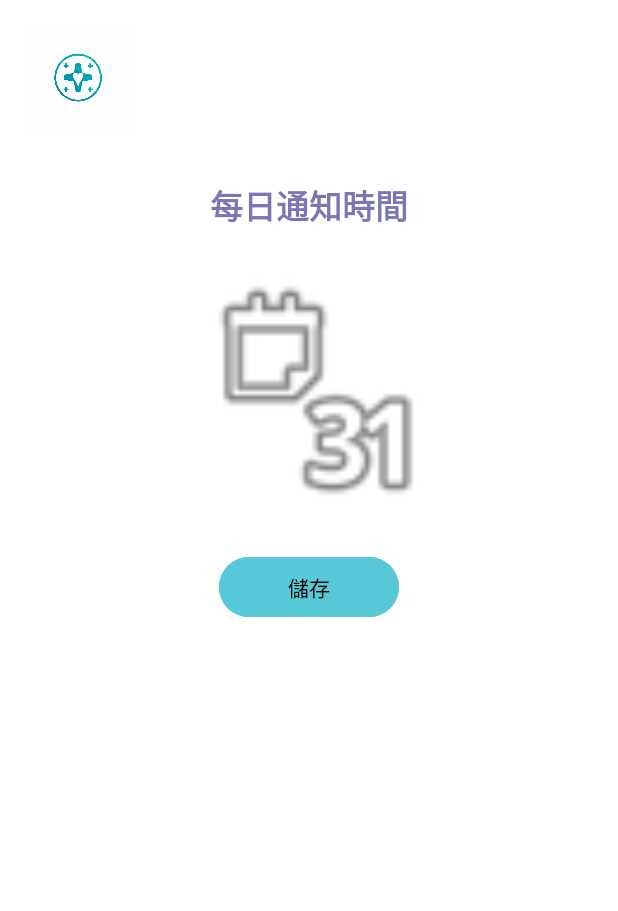
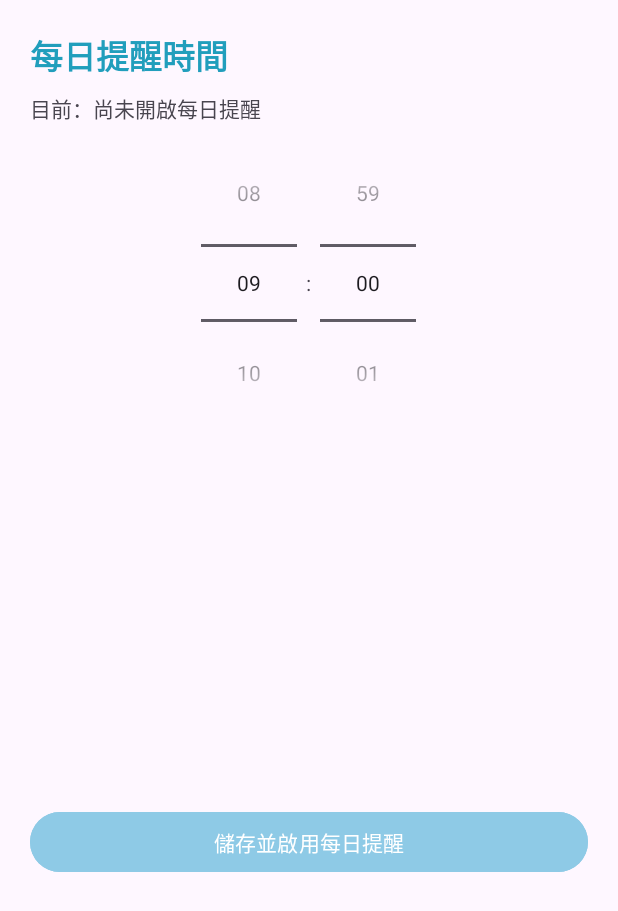
Before and after one commit to Yun-Work/TCMHAA, an Android app: the _dTimeActivity screen opened directly, with no data from a screen before it, on a phone screen of 412 x 824 dp. Shown: the top 911 px of the screen. Run offline under Robolectric (Android 15) with nearby library versions, the phone set to English and light mode, and no system bars.

Commit message:
通知提醒開關、每日通知、隱私政策、關於我們全部改好

```diff
--- a/app/build.gradle.kts
+++ b/app/build.gradle.kts
@@ -76,4 +76,7 @@ dependencies {
     implementation("com.squareup.retrofit2:converter-gson:2.11.0")
     // 日期
     implementation ("com.google.android.material:material:1.12.0")
+    //notify(time.java)
+    implementation ("androidx.core:core:1.12.0")
+
 }
--- a/app/src/main/java/com/example/tcmhaa/_dTimeActivity.java
+++ b/app/src/main/java/com/example/tcmhaa/_dTimeActivity.java
@@ -1,12 +1,73 @@
 package com.example.tcmhaa;
-import android.content.Intent;
+
+import android.content.SharedPreferences;
 import android.os.Bundle;
+import android.widget.Button;
+import android.widget.TextView;
+import android.widget.TimePicker;
+import android.widget.Toast;
+
 import androidx.appcompat.app.AppCompatActivity;
 
-public class _dTimeActivity  extends AppCompatActivity {
+public class _dTimeActivity extends AppCompatActivity {
+
+    private static final String PREFS = "reminder_prefs";
+    private static final String KEY_ENABLED = "enabled";
+    private static final String KEY_HOUR = "hour";
+    private static final String KEY_MIN = "min";
+
+    private TimePicker timePicker;
+    private TextView tvStatus;
+
     @Override
     protected void onCreate(Bundle savedInstanceState) {
         super.onCreate(savedInstanceState);
         setContentView(R.layout.activity_d_time);
+
+        timePicker = findViewById(R.id.timePicker);
+        tvStatus = findViewById(R.id.tvStatus);
+        Button btnSave = findViewById(R.id.btnSave);
+
+        // 改在程式裡設定 24 小時制
+        timePicker.setIs24HourView(true);
+
+        SharedPreferences sp = getSharedPreferences(PREFS, MODE_PRIVATE);
+        boolean enabled = sp.getBoolean(KEY_ENABLED, false);
+        int hour = sp.getInt(KEY_HOUR, 9);
+        int min = sp.getInt(KEY_MIN, 0);
+
+        // 設定初始時間
+        timePicker.setHour(hour);
+        timePicker.setMinute(min);
+
+        updateStatusText(enabled, hour, min);
+
+        btnSave.setOnClickListener(v -> {
+            int h = timePicker.getHour();
+            int m = timePicker.getMinute();
+
+            // 存檔並啟用提醒
+            sp.edit()
+                    .putBoolean(KEY_ENABLED, true)
+                    .putInt(KEY_HOUR, h)
+                    .putInt(KEY_MIN, m)
+                    .apply();
+
+            // 呼叫我們的提醒排程工具
+            ReminderScheduler.scheduleDailyReminder(this, h, m);
+            updateStatusText(true, h, m);
+
+            Toast.makeText(this, "已儲存並啟用每日提醒", Toast.LENGTH_SHORT).show();
+        });
+    }
+
+    private void updateStatusText(boolean enabled, int hour, int min) {
+        if (enabled) {
+            String hh = String.format("%02d", hour);
+            String mm = String.format("%02d", min);
+            tvStatus.setText("目前：已開啟，每天 " + hh + ":" + mm + " 提醒");
+        } else {
+            tvStatus.setText("目前：尚未開啟每日提醒");
+        }
     }
 }
--- a/app/src/main/res/layout/activity_d_time.xml
+++ b/app/src/main/res/layout/activity_d_time.xml
@@ -1,47 +1,53 @@
 <?xml version="1.0" encoding="utf-8"?>
-<RelativeLayout xmlns:android="http://schemas.android.com/apk/res/android"
+<androidx.constraintlayout.widget.ConstraintLayout xmlns:android="http://schemas.android.com/apk/res/android"
+    xmlns:app="http://schemas.android.com/apk/res-auto"
     android:layout_width="match_parent"
     android:layout_height="match_parent"
-    android:background="@android:color/white">
-
-    <ImageView
-        android:id="@+id/ivLogo"
-        android:layout_width="72dp"
-        android:layout_height="72dp"
-        android:layout_margin="16dp"
-        android:src="@drawable/newlogo"
-        android:contentDescription="@string/app_name" />
+    android:padding="20dp">
 
     <TextView
         android:id="@+id/tvTitle"
-        android:layout_width="wrap_content"
+        android:layout_width="0dp"
         android:layout_height="wrap_content"
-        android:layout_below="@id/ivLogo"
-        android:layout_centerHorizontal="true"
-        android:layout_marginTop="16dp"
-        android:text="每日通知時間"
+        android:text="每日提醒時間"
         android:textSize="22sp"
-        android:textColor="#7A78B4"
-        android:textStyle="bold" />
+        android:textStyle="bold"
+        android:textColor="#219EBC"
+        app:layout_constraintTop_toTopOf="parent"
+        app:layout_constraintStart_toStartOf="parent"
+        app:layout_constraintEnd_toEndOf="parent"/>
 
-    <ImageView
-        android:id="@+id/ivCalendar"
-        android:layout_width="150dp"
-        android:layout_height="150dp"
-        android:layout_below="@id/tvTitle"
-        android:layout_centerHorizontal="true"
-        android:layout_marginTop="32dp"
-        android:src="@android:drawable/ic_menu_month"
-        android:contentDescription="calendar" />
+    <TextView
+        android:id="@+id/tvStatus"
+        android:layout_width="0dp"
+        android:layout_height="wrap_content"
+        android:text="目前：尚未開啟每日提醒"
+        android:textSize="14sp"
+        android:paddingTop="8dp"
+        app:layout_constraintTop_toBottomOf="@id/tvTitle"
+        app:layout_constraintStart_toStartOf="parent"
+        app:layout_constraintEnd_toEndOf="parent"/>
+
+    <TimePicker
+        android:id="@+id/timePicker"
+        android:layout_width="0dp"
+        android:layout_height="wrap_content"
+        android:timePickerMode="spinner"
+        app:layout_constraintTop_toBottomOf="@id/tvStatus"
+        app:layout_constraintStart_toStartOf="parent"
+        app:layout_constraintEnd_toEndOf="parent"/>
 
     <Button
-        android:id="@+id/btnSaveTime"
-        android:layout_width="120dp"
+        android:id="@+id/btnSave"
+        android:layout_width="0dp"
         android:layout_height="48dp"
-        android:layout_centerHorizontal="true"
-        android:layout_below="@id/ivCalendar"
-        android:layout_marginTop="32dp"
-        android:text="儲存"
-        android:backgroundTint="#56C8D8"
-        android:textColor="@android:color/black"/>
-</RelativeLayout>
+        android:text="儲存並啟用每日提醒"
+        android:backgroundTint="#8ECAE6"
+        android:textColor="@android:color/white"
+        app:layout_constraintTop_toBottomOf="@id/timePicker"
+        app:layout_constraintStart_toStartOf="parent"
+        app:layout_constraintEnd_toEndOf="parent"
+        app:layout_constraintBottom_toBottomOf="parent"
+        android:layout_marginTop="24dp"/>
+
+</androidx.constraintlayout.widget.ConstraintLayout>
```
Also changed, not shown: app/src/main/AndroidManifest.xml (+6 -1 lines), app/src/main/java/com/example/tcmhaa/NotificationReceiver.java (added, +88 -0 lines), app/src/main/java/com/example/tcmhaa/PermissionsDialogFragment.java (+19 -22 lines), app/src/main/java/com/example/tcmhaa/PrefsHelper.java (added, +36 -0 lines), app/src/main/java/com/example/tcmhaa/ReminderScheduler.java (added, +57 -0 lines), app/src/main/java/com/example/tcmhaa/WelcomeActivity.java (+27 -8 lines), app/src/main/java/com/example/tcmhaa/_dNotifySettingsActivity.java (+42 -3 lines), app/src/main/res/layout/activity_d_aboutus.xml (+17 -17 lines), app/src/main/res/layout/activity_d_notify.xml (+21 -8 lines), app/src/main/res/values/strings.xml (+5 -5 lines).
